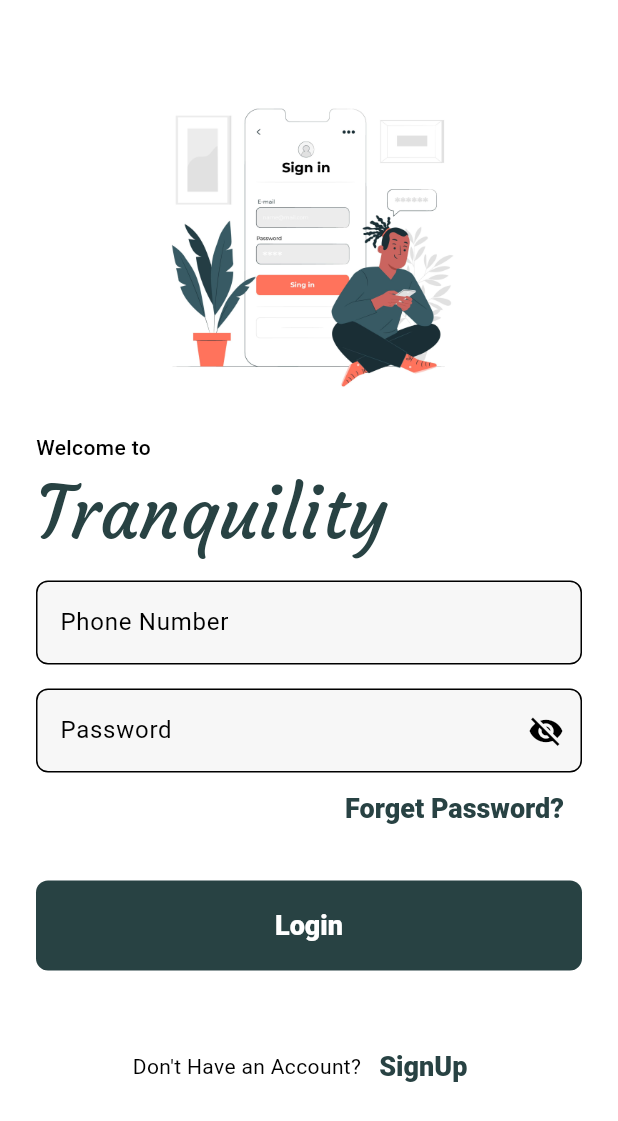
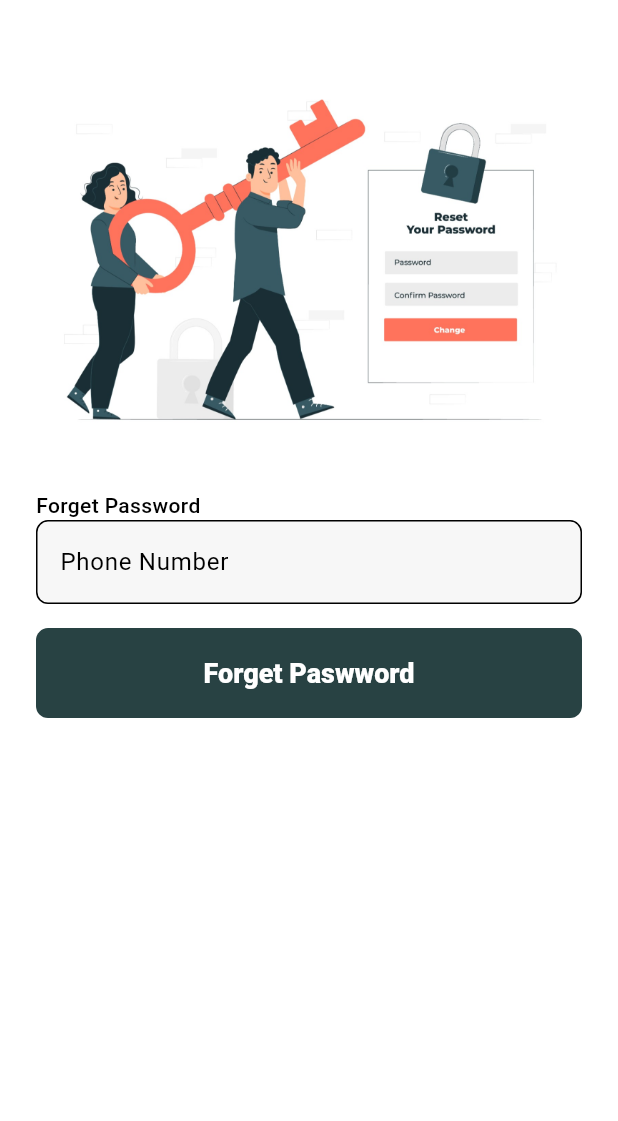
Before and after one commit to ahmedhussien12/tranquility, a Flutter app: the screen it shows after launch, after a tap on "Forget Password?", on a phone screen of 412 x 824 dp. Shown: the top 1121 px of the screen. Run offline on Flutter 3.47's test engine with Material 3 defaults, Android fonts, the phone set to English and light mode, and no system bars.

Commit message:
fourth update

```diff
--- /dev/null
+++ b/lib/screens/forget_password.dart
@@ -0,0 +1,45 @@
+import 'package:flutter/material.dart';
+
+class ForgetPassword extends StatelessWidget {
+  const ForgetPassword({super.key});
+
+  @override
+  Widget build(BuildContext context) {
+    return Scaffold(
+      body: SafeArea(
+        child: SingleChildScrollView(
+          child: Padding(
+            padding: EdgeInsets.symmetric(horizontal: 24, vertical: 52),
+            child: Column(
+              crossAxisAlignment: CrossAxisAlignment.stretch,
+              children: [
+                Image.asset("asset/images/forget_password.png"),
+                SizedBox(
+                  height: 16,
+                ),
+                SizedBox(
+                  height: 16,
+                ),
+                Text(
+                  "Forget Password",
+                  style: TextStyle(fontWeight: FontWeight.w500),
+                ),
+                TextFormField(
+                  keyboardType: TextInputType.phone,
+                  decoration: InputDecoration(labelText: "Phone Number"),
+                ),
+                SizedBox(
+                  height: 16,
+                ),
+                FilledButton(
+                  onPressed: () {},
+                  child: Text("Forget Paswword"),
+                ),
+              ],
+            ),
+          ),
+        ),
+      ),
+    );
+  }
+}
--- a/lib/screens/login.dart
+++ b/lib/screens/login.dart
@@ -1,4 +1,6 @@
 import 'package:flutter/material.dart';
+import 'package:secondproject/core/helper.dart';
+import 'package:secondproject/screens/forget_password.dart';
 
 class Login extends StatefulWidget {
   const Login({super.key});
@@ -66,7 +68,9 @@ class _LoginState extends State<Login> {
                 Align(
                   alignment: AlignmentDirectional.centerEnd,
                   child: TextButton(
-                    onPressed: () {},
+                    onPressed: () {
+                      navigateTo(ForgetPassword(), keepHistory: true);
+                    },
                     child: Text("Forget Password?"),
                   ),
                 ),
--- a/pubspec.yaml
+++ b/pubspec.yaml
@@ -59,6 +59,7 @@ flutter:
   uses-material-design: true
   assets:
     - asset/images/login.png
+    - asset/images/forget_password.png
 
 
 
```
